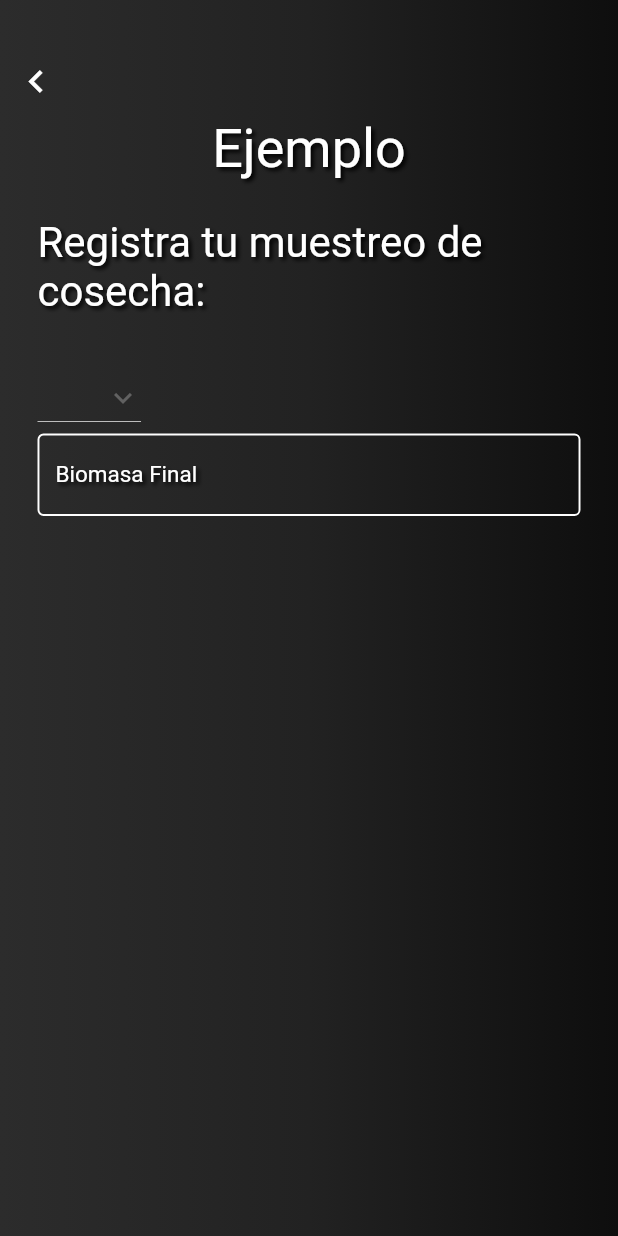
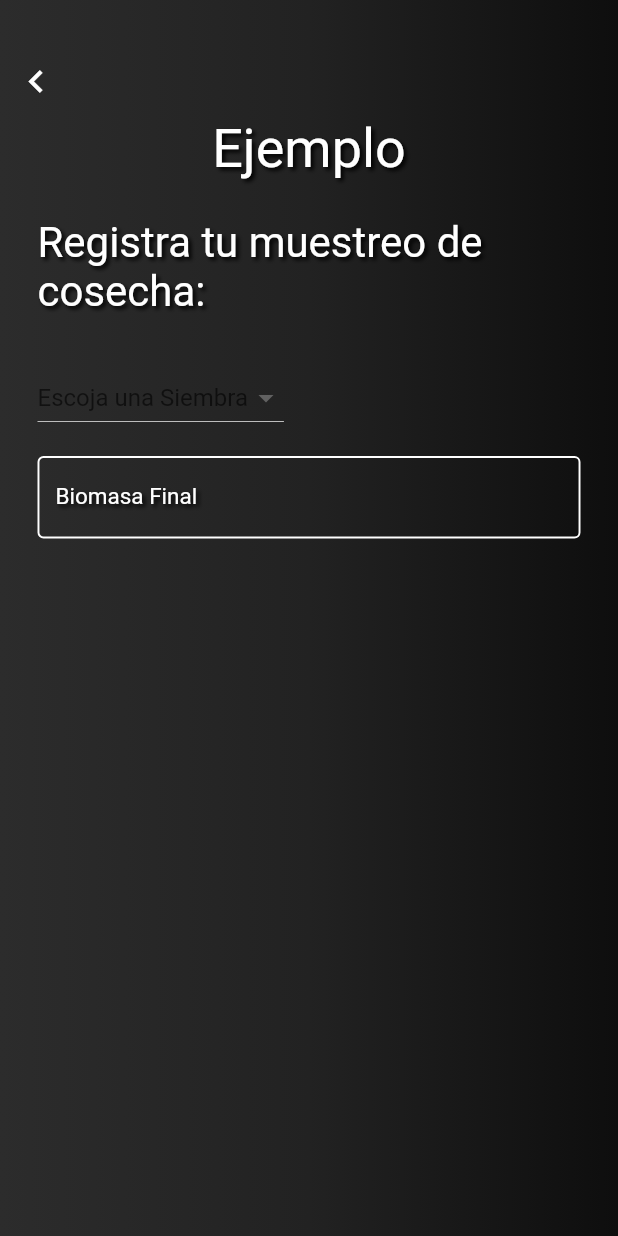
Before and after one commit to alX-u/NA-App, a Flutter app: the AddMuestreoCosecha screen opened directly, on a phone screen of 412 x 824 dp. Run offline on Flutter 3.47's test engine with Material 2 defaults, Android fonts, the phone set to English and light mode, and no system bars; our stand-ins replace cloud_firestore, firebase_auth, firebase_core, flutter_secure_storage, get, google_sign_in and 1 more; missing offline and left inert: gsheets; accounts and stored records are empty; key blocks and very long unbroken strings in the code were emptied for the run.

Commit message:
Cambios en cosecha

```diff
--- a/peces_app/lib/pages/muestreos/AddMuestroCosecha.dart
+++ b/peces_app/lib/pages/muestreos/AddMuestroCosecha.dart
@@ -22,7 +22,7 @@ class _AddMuestreoCosechaState extends State<AddMuestreoCosecha> {
   //Obtenemos la referencia a la collection 'usuario' que se encuentra en nuestra base de datos
   var usuarios = userFirebase;
   // Initial Selected Value
-  String dropdownvalue = 'Escoja una siembra';
+  String dropdownvalue = 'Escoja una Siembra';
   // List of items in our dropdown menu
   var items = [
     'Item 1',
@@ -78,8 +78,9 @@ class _AddMuestreoCosechaState extends State<AddMuestreoCosecha> {
                     Text('Registra tu muestreo de cosecha:',
                         style: estiloTexto(28)),
                     const SizedBox(height: 30),
-                    //Campo que indica la siembra a la que pertenece la cosecha a realizar
+                    //Campo que indica la siembra sobre la que se hará la cosecha
                     listaDeSiembras(),
+                    const SizedBox(height: 15),
                     //Campo que indica la biomasa final de la siembra
                     formField('Biomasa Final', biomasaFinalController)
                   ],
@@ -213,20 +214,15 @@ class _AddMuestreoCosechaState extends State<AddMuestreoCosecha> {
 
   Widget listaDeSiembras() {
     return DropdownButton(
-      value: dropdownvalue,
-      icon: const Icon(Icons.keyboard_arrow_down),
-      items: items.map((String items) {
-        return DropdownMenuItem(
-          value: items,
-          child: Text(items),
-        );
-      }).toList(),
-      onChanged: (String? newValue) {
-        setState(() {
-          dropdownvalue = newValue!;
-        });
-      },
-    );
+        items: items.map((String item) {
+          return DropdownMenuItem(child: Text(item), value: item);
+        }).toList(),
+        onChanged: (_value) => {
+              setState(() {
+                dropdownvalue = _value.toString();
+              })
+            },
+        hint: Text(dropdownvalue));
   }
 
   //Widget del botón para enviar el muestreo
```
Also changed, not shown: peces_app/pubspec.lock.
